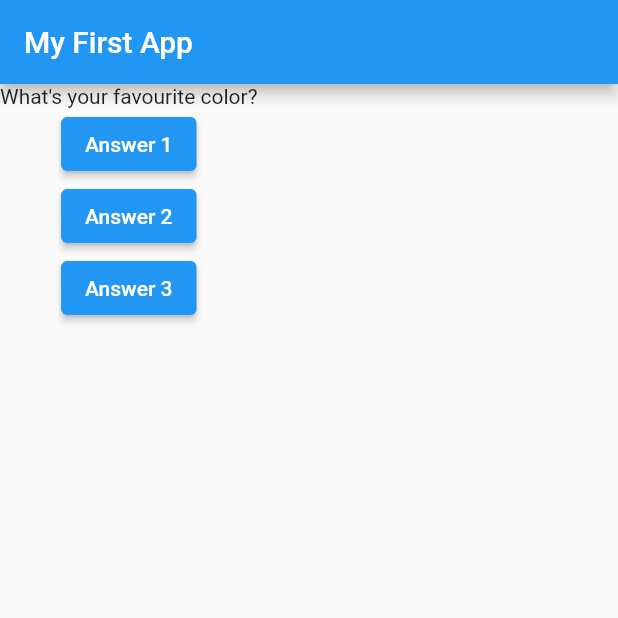
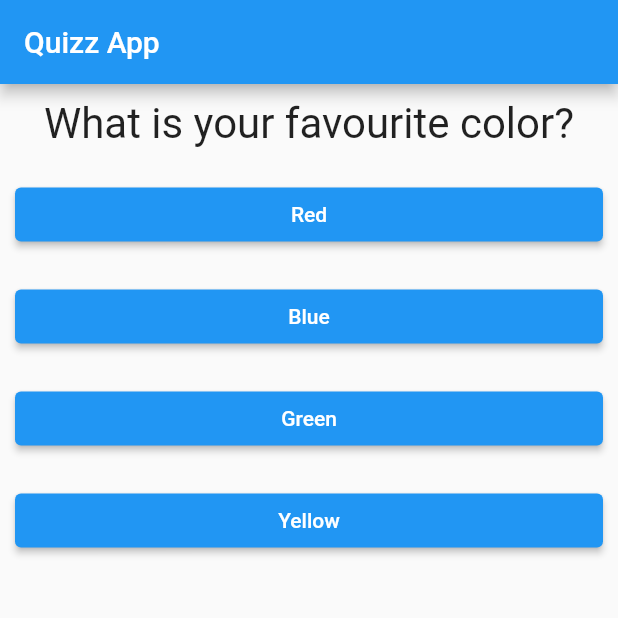
Before and after one commit to ExcViral/flutter_complete_guide, a Flutter app: the screen it shows after launch, on a phone screen of 412 x 824 dp, the top half of it. Run offline on Flutter 3.47's test engine with Material 2 defaults, Android fonts, the phone set to English and light mode, and no system bars.

Commit message:
Project complete

```diff
--- /dev/null
+++ b/lib/answer.dart
@@ -0,0 +1,21 @@
+import 'package:flutter/material.dart';
+
+class Answer extends StatelessWidget {
+  // const Answer({Key key}) : super(key: key);
+  Answer({@required this.onPressedHandler, @required this.buttonText});
+
+  final Function onPressedHandler;
+  final String buttonText;
+
+  @override
+  Widget build(BuildContext context) {
+    return Container(
+      child: ElevatedButton(
+        onPressed: onPressedHandler,
+        child: Text(buttonText),
+      ),
+      width: double.infinity,
+      margin: EdgeInsets.all(10.0),
+    );
+  }
+}
--- a/lib/main.dart
+++ b/lib/main.dart
@@ -1,118 +1,71 @@
 import 'package:flutter/material.dart';
 
-void main() {
-  runApp(MyApp());
+import './quiz.dart';
+import './result.dart';
+
+void main() => runApp(App());
+
+class App extends StatefulWidget {
+  // const App({Key key}) : super(key: key);
+
+  @override
+  State<App> createState() => _AppState();
 }
 
-class MyApp extends StatefulWidget {
-  @override
-  State<StatefulWidget> createState() {
-    return MyAppState();
-  }
-}
-
-class MyAppState extends State<MyApp> {
-  var questionIndex = 0;
-  var questions = [
-    'What\'s your favourite color?',
-    'What\'s your favourite animal?'
+class _AppState extends State<App> {
+  var _questionIndex = 0;
+  // var _buttonIndex = 0;
+  var _questionBank = [
+    // {
+    //   'qBody': 'Welcome to the Quizz App!!',
+    //   'buttonTextList': ['Start Quiz'],
+    //   'userAnswer': null
+    // },
+    {
+      'qBody': 'What is your favourite color?',
+      'buttonTextList': ['Red', 'Blue', 'Green', 'Yellow'],
+      'userAnswer': null
+    },
+    {
+      'qBody': 'What is your favourite animal?',
+      'buttonTextList': ['Cheetah', 'Cat', 'Dog', 'Lion'],
+      'userAnswer': null
+    },
+    {
+      'qBody': 'What is your favourite board game?',
+      'buttonTextList': ['Carrom', 'Chess', 'Snake and Ladder'],
+      'userAnswer': null
+    },
+    // {
+    //   'qBody':
+    //       'You have successfully completed the quiz. Click on the button below to view your score.',
+    //   'buttonTextList': ['View Score'],
+    //   'userAnswer': null
+    // },
   ];
-
-  void answerQuestion() {
+  void _answerQuestionHandler(int index) {
+    // if (_questionIndex < _questionBank.length - 1) {
     setState(() {
-      questionIndex = questionIndex + 1;
+      _questionBank[_questionIndex]['userAnswer'] =
+          (_questionBank[_questionIndex]['buttonTextList'] as List)[index];
+      print(_questionBank[_questionIndex]['userAnswer']);
+      _questionIndex = _questionIndex + 1;
     });
-    print(questionIndex);
+    // }
   }
 
   @override
   Widget build(BuildContext context) {
     return MaterialApp(
       home: Scaffold(
-        appBar: AppBar(
-          title: Text('My First App'),
-        ),
-        body: Column(
-          children: <Widget>[
-            Text(questions[questionIndex]),
-            ElevatedButton(onPressed: answerQuestion, child: Text('Answer 1')),
-            ElevatedButton(
-                onPressed: () => print('Answer 2 Chosen'),
-                child: Text('Answer 2')),
-            ElevatedButton(
-                onPressed: () {
-                  print('Answer 3 Chosen');
-                  print('It is a lovely day!');
-                },
-                child: Text('Answer 3')),
-          ],
-        ),
+        appBar: AppBar(title: Text('Quizz App')),
+        body: _questionIndex < _questionBank.length
+            ? Quiz(
+                questionBody: _questionBank[_questionIndex]['qBody'],
+                buttonTextList: _questionBank[_questionIndex]['buttonTextList'],
+                answerQuestionHandler: _answerQuestionHandler)
+            : Result(),
       ),
     );
   }
 }
-
-
-// Simple Stateful Widget Making Test
-// void main() => runApp(NewApp());
-
-// class NewApp extends StatefulWidget {
-//   @override
-//   State<NewApp> createState() => _NewAppState();
-// }
-
-// class _NewAppState extends State<NewApp> {
-//   List textBank = ['First', 'Second', 'Third', 'Fourth', 'Fifth'];
-//   var index = 0;
-//   void nextClickHandler() {
-//     setState(() {
-//       if (index < textBank.length - 1) {
-//         index = index + 1;
-//       } else {
-//         index = 0;
-//       }
-//     });
-//   }
-
-//   void previousClickHandler() {
-//     setState(() {
-//       if (index == 0) {
-//         index = textBank.length - 1;
-//       } else {
-//         index = index - 1;
-//       }
-//     });
-//   }
-
-//   @override
-//   Widget build(BuildContext context) {
-//     return MaterialApp(
-//       home: Scaffold(
-//         appBar: AppBar(title: Text('Stateful App Test')),
-//         body: Column(
-//           children: [
-//             Text(textBank[index]),
-//             Row(
-//               children: [
-//                 ElevatedButton(
-//                   onPressed: previousClickHandler,
-//                   child: Text('<< Previous'),
-//                 ),
-//                 ElevatedButton(
-//                     onPressed: nextClickHandler, child: Text('Next >>'))
-//               ],
-//             ),
-//             ElevatedButton(
-//                 onPressed: () {
-//                   setState(() {
-//                     var dummyText = 'dummy' + textBank.length.toString();
-//                     textBank.add(dummyText);
-//                   });
-//                 },
-//                 child: Text('Add New'))
-//           ],
-//         ),
-//       ),
-//     );
-//   }
-// }
--- /dev/null
+++ b/lib/main_.dart
@@ -0,0 +1,120 @@
+import 'package:flutter/material.dart';
+
+import './question.dart';
+
+void main() {
+  runApp(MyApp());
+}
+
+class MyApp extends StatefulWidget {
+  @override
+  State<StatefulWidget> createState() {
+    return MyAppState();
+  }
+}
+
+class MyAppState extends State<MyApp> {
+  var questionIndex = 0;
+  var questions = [
+    'What\'s your favourite color?',
+    'What\'s your favourite animal?'
+  ];
+
+  void answerQuestion() {
+    setState(() {
+      questionIndex = questionIndex + 1;
+    });
+    print(questionIndex);
+  }
+
+  @override
+  Widget build(BuildContext context) {
+    return MaterialApp(
+      home: Scaffold(
+        appBar: AppBar(
+          title: Text('My First App'),
+        ),
+        body: Column(
+          children: <Widget>[
+            Question(questions[questionIndex]),
+            ElevatedButton(onPressed: answerQuestion, child: Text('Answer 1')),
+            ElevatedButton(
+                onPressed: () => print('Answer 2 Chosen'),
+                child: Text('Answer 2')),
+            ElevatedButton(
+                onPressed: () {
+                  print('Answer 3 Chosen');
+                  print('It is a lovely day!');
+                },
+                child: Text('Answer 3')),
+          ],
+        ),
+      ),
+    );
+  }
+}
+
+
+// Simple Stateful Widget Making Test
+// void main() => runApp(NewApp());
+
+// class NewApp extends StatefulWidget {
+//   @override
+//   State<NewApp> createState() => _NewAppState();
+// }
+
+// class _NewAppState extends State<NewApp> {
+//   List textBank = ['First', 'Second', 'Third', 'Fourth', 'Fifth'];
+//   var index = 0;
+//   void nextClickHandler() {
+//     setState(() {
+//       if (index < textBank.length - 1) {
+//         index = index + 1;
+//       } else {
+//         index = 0;
+//       }
+//     });
+//   }
+
+//   void previousClickHandler() {
+//     setState(() {
+//       if (index == 0) {
+//         index = textBank.length - 1;
+//       } else {
+//         index = index - 1;
+//       }
+//     });
+//   }
+
+//   @override
+//   Widget build(BuildContext context) {
+//     return MaterialApp(
+//       home: Scaffold(
+//         appBar: AppBar(title: Text('Stateful App Test')),
+//         body: Column(
+//           children: [
+//             Text(textBank[index]),
+//             Row(
+//               children: [
+//                 ElevatedButton(
+//                   onPressed: previousClickHandler,
+//                   child: Text('<< Previous'),
+//                 ),
+//                 ElevatedButton(
+//                     onPressed: nextClickHandler, child: Text('Next >>'))
+//               ],
+//             ),
+//             ElevatedButton(
+//                 onPressed: () {
+//                   setState(() {
+//                     var dummyText = 'dummy' + textBank.length.toString();
+//                     textBank.add(dummyText);
+//                   });
+//                 },
+//                 child: Text('Add New'))
+//           ],
+//         ),
+//       ),
+//     );
+//   }
+// }
--- /dev/null
+++ b/lib/question.dart
@@ -0,0 +1,21 @@
+import 'package:flutter/material.dart';
+
+class Question extends StatelessWidget {
+  // const Question({Key key}) : super(key: key);
+  Question(this.questionText);
+
+  final String questionText;
+
+  @override
+  Widget build(BuildContext context) {
+    return Container(
+      child: Text(
+        questionText,
+        style: TextStyle(fontSize: 28),
+        textAlign: TextAlign.center,
+      ),
+      width: double.infinity,
+      margin: EdgeInsets.all(10),
+    );
+  }
+}
--- /dev/null
+++ b/lib/quiz.dart
@@ -0,0 +1,36 @@
+import 'package:flutter/material.dart';
+
+import './question.dart';
+import './answer.dart';
+
+class Quiz extends StatelessWidget {
+  // const Quiz({Key key}) : super(key: key);
+  Quiz({
+    @required this.questionBody,
+    @required this.buttonTextList,
+    @required this.answerQuestionHandler,
+  });
+  final String questionBody;
+  final List buttonTextList;
+  final Function answerQuestionHandler;
+
+  @override
+  Widget build(BuildContext context) {
+    return Container(
+      child: Column(
+        children: [
+          Question(
+            questionBody,
+          ),
+          ...(buttonTextList).map((buttonText) {
+            var index = buttonTextList.indexOf(buttonText);
+            return Answer(
+              onPressedHandler: () => answerQuestionHandler(index),
+              buttonText: buttonText,
+            );
+          }).toList()
+        ],
+      ),
+    );
+  }
+}
--- /dev/null
+++ b/lib/result.dart
@@ -0,0 +1,20 @@
+import 'package:flutter/material.dart';
+
+class Result extends StatelessWidget {
+  // const Result({Key key}) : super(key: key);
+
+  @override
+  Widget build(BuildContext context) {
+    return Container(
+        child: Center(
+      child: Text(
+        'You Did It!',
+        style: TextStyle(
+          fontSize: 36,
+          fontWeight: FontWeight.bold,
+        ),
+        textAlign: TextAlign.center,
+      ),
+    ));
+  }
+}
```
